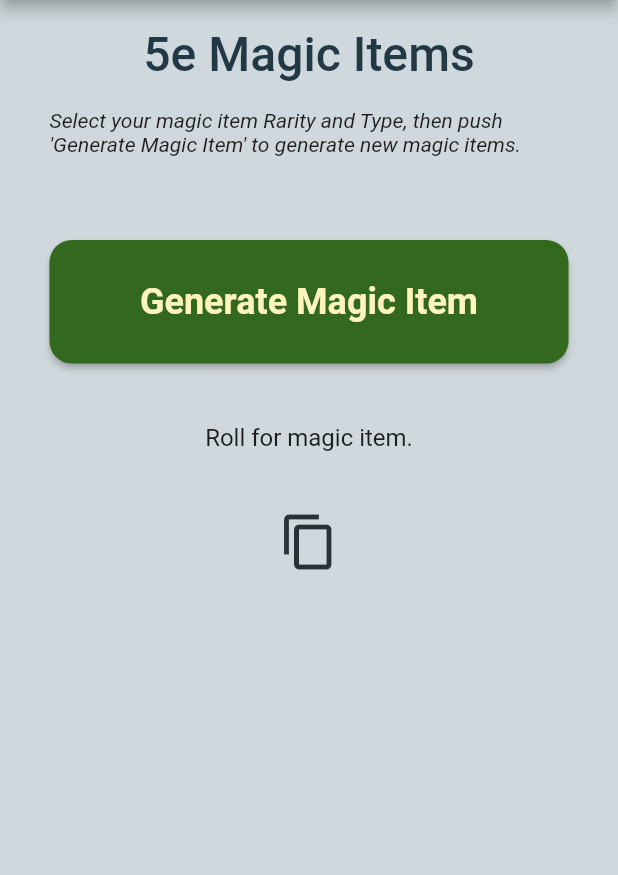
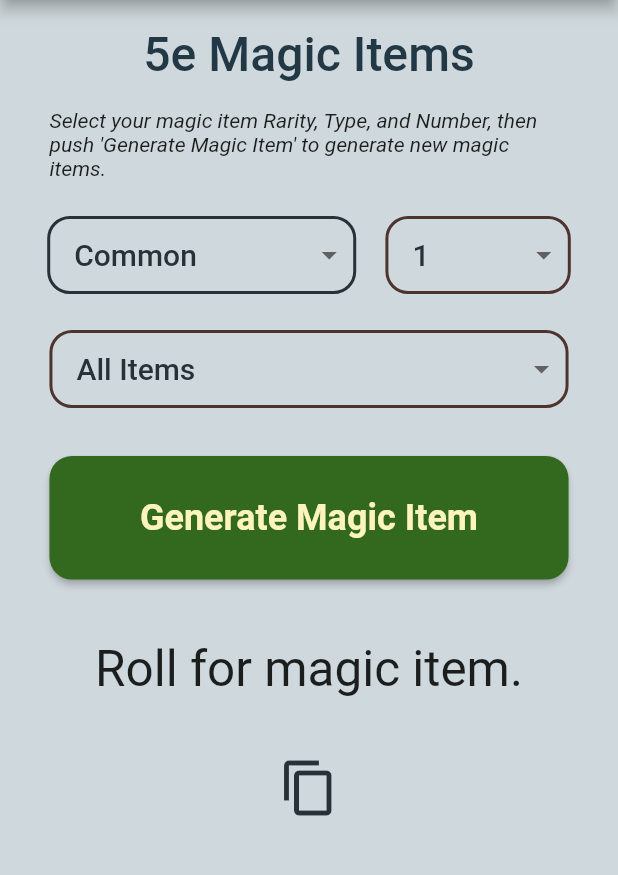
Before and after one commit to villagelder/generator5e, a Flutter app: the screen it shows after launch, after a tap on "Magic Items", on a phone screen of 412 x 824 dp, the part 84-959 px from its top. Run offline on Flutter 3.47's test engine with Material 2 defaults, Android fonts, the phone set to English and light mode, and no system bars; Roboto replaces fonts that are missing (Georgia).

Commit message:
fixing margins

```diff
--- a/lib/main.dart
+++ b/lib/main.dart
@@ -56,9 +56,9 @@ class MyApp extends StatelessWidget {
         child: Column(
           children: [
             Padding(
-              padding: const EdgeInsets.all(12.0),
+              padding: const EdgeInsets.fromLTRB(0, 36, 0, 0),
               child: SizedBox(
-                height: 48,
+                height: screenHeight *.05,
                 child: Center(
                     child: Text(
                   '5e Generators',
@@ -74,10 +74,12 @@ class MyApp extends StatelessWidget {
             Row(
               mainAxisAlignment: MainAxisAlignment.spaceEvenly,
               children: [
-                Column(
+                Padding(
+                  padding: const EdgeInsets.fromLTRB(0,24.0,0,0),
+                  child: Column(
                     children: [
                       Padding(
-                        padding: const EdgeInsets.fromLTRB(0, 12.0, 0, 0),
+                          padding: const EdgeInsets.fromLTRB(0, 12, 0, 0),
                           child: Center(
                             child: SizedBox(
                               width: screenWidth * 0.4,
@@ -211,7 +213,10 @@ class MyApp extends StatelessWidget {
                       ),
                     ],
                   ),
-                Column(
+                ),
+                Padding(
+                  padding: const EdgeInsets.fromLTRB(0,24.0,0,0),
+                  child: Column(
                     children: [
                       Padding(
                         padding: const EdgeInsets.fromLTRB(0, 12.0, 0, 0),
@@ -351,6 +356,7 @@ class MyApp extends StatelessWidget {
                       ),
                     ],
                   ),
+                ),
               ],
             ),
           ],
--- a/lib/screens/DND5e/magicitems.dart
+++ b/lib/screens/DND5e/magicitems.dart
@@ -43,7 +43,7 @@ class MagicItemsPage extends MaterialPageRoute<Null> {
                     child: const Padding(
                       padding: EdgeInsets.fromLTRB(0, 12.0, 0, 12.0),
                       child: Text(
-                        'Select your magic item Rarity and Type, then push \'Generate Magic Item\' to '
+                        'Select your magic item Rarity, Type, and Number, then push \'Generate Magic Item\' to '
                         'generate new magic items.',
                         style: TextStyle(
                             fontFamily: 'Georgia', fontStyle: FontStyle.italic),
@@ -56,6 +56,13 @@ class MagicItemsPage extends MaterialPageRoute<Null> {
             ),
           );
         });
+}
+
+class NumberDDB extends StatefulWidget {
+  const NumberDDB({super.key});
+
+  @override
+  State<NumberDDB> createState() => _NumberDDBState();
 }
 
 class ItemTypeDDB extends StatefulWidget {
@@ -73,17 +80,30 @@ class RarityDDB extends StatefulWidget {
 }
 
 const List<String> rarityList = <String>[
-  'CR 0-4',
-  'CR 5-10',
-  'CR 11-16',
-  'CR 17+'
-];
-const List<String> itemTypeList = <String>[
   'Common',
   'Uncommon',
   'Rare',
   'Very Rare',
   'Legendary'
+];
+const List<String> itemTypeList = <String>[
+  'All Items',
+  'Armor',
+  'Potion',
+  'Ring',
+  'Rod',
+  'Scroll',
+  'Staff',
+  'Wand',
+  'Weapon',
+  'Wondrous Item'
+];
+const List<String> numberList = <String>[
+  '1',
+  '2',
+  '3',
+  '4',
+  '5'
 ];
 
 class _RarityDDBState extends State<RarityDDB> {
@@ -99,7 +119,7 @@ class _RarityDDBState extends State<RarityDDB> {
             style: BorderStyle.solid,
             width: 2.0),
       ),
-      width: MediaQuery.of(context).size.width * 0.4,
+      width: MediaQuery.of(context).size.width * 0.5,
       child: DropdownButtonHideUnderline(
         child: ButtonTheme(
           alignedDropdown: true,
@@ -136,6 +156,53 @@ class _RarityDDBState extends State<RarityDDB> {
   }
 }
 
+class _NumberDDBState extends State<NumberDDB> {
+  static String numberValue = numberList.first;
+
+  @override
+  Widget build(BuildContext context) {
+    return Container(
+      decoration: BoxDecoration(
+        borderRadius: BorderRadius.circular(15.0),
+        border: Border.all(
+            color: Colors.brown.shade800, style: BorderStyle.solid, width: 2.0),
+      ),
+      width: MediaQuery.of(context).size.width * 0.3,
+      child: DropdownButtonHideUnderline(
+        child: ButtonTheme(
+          alignedDropdown: true,
+          child: DropdownButton<String>(
+            value: numberValue,
+            icon: const Icon(Icons.arrow_drop_down_outlined),
+            elevation: 16,
+            style: const TextStyle(
+                color: Color.fromRGBO(38, 50, 56, 1.0),
+                fontFamily: 'Georgia',
+                fontSize: 20,
+                fontWeight: FontWeight.w500),
+            underline: Container(
+              height: 2,
+              color: Colors.blueGrey,
+            ),
+            onChanged: (String? value) {
+              // This is called when the user selects an item.
+              setState(() {
+                numberValue = value!;
+              });
+            },
+            items: numberList.map<DropdownMenuItem<String>>((String value) {
+              return DropdownMenuItem<String>(
+                value: value,
+                child: Text(value),
+              );
+            }).toList(),
+          ),
+        ),
+      ),
+    );
+  }
+}
+
 class _ItemTypeDDBState extends State<ItemTypeDDB> {
   static String typeValue = itemTypeList.first;
 
@@ -147,7 +214,7 @@ class _ItemTypeDDBState extends State<ItemTypeDDB> {
         border: Border.all(
             color: Colors.brown.shade800, style: BorderStyle.solid, width: 2.0),
       ),
-      width: MediaQuery.of(context).size.width * 0.4,
+      width: MediaQuery.of(context).size.width * 0.84,
       child: DropdownButtonHideUnderline(
         child: ButtonTheme(
           alignedDropdown: true,
@@ -197,6 +264,7 @@ class _TextChangerState extends State<TextChanger> {
 
   updateText() {
     setState(() {
+      dynamicText =  'changed';
       // dynamicText = trGen
       //     .generate(_RarityDDBState.crValue, _TreasureTypeDDBState.ttValue)
       //     .toString();
@@ -212,8 +280,17 @@ class _TextChangerState extends State<TextChanger> {
             child: Row(
               mainAxisAlignment: MainAxisAlignment.spaceEvenly,
               children: [
-              // ChallengeRatingDDB(),
-              // TreasureTypeDDB(),
+                RarityDDB(),
+                NumberDDB(),
+              ],
+            ),
+          ),
+          const Padding(
+            padding: EdgeInsets.all(12.0),
+            child: Column(
+
+              children: [
+                ItemTypeDDB(),
               ],
             ),
           ),
@@ -242,9 +319,9 @@ class _TextChangerState extends State<TextChanger> {
             ),
           ),
           Padding(
-          padding: const EdgeInsets.all(40.0),
+            padding:  EdgeInsets.all(40.0),
             child: Text(dynamicText,
-              style: const TextStyle(fontFamily: 'Georgia', fontSize: 16)),
+                style:  TextStyle(fontFamily: 'Georgia', fontSize: MediaQuery.of(ctx).size.height * 0.04,)),
           ),
           Padding(
             padding: const EdgeInsets.fromLTRB(0, 0, 0, 20.0),
```
Also changed, not shown: lib/screens/DND5e/treasures.dart (+21 -15 lines), lib/services/magicItemGenerator.dart (added, +8 -0 lines). Lines whose indentation alone changed are shown as unchanged.
